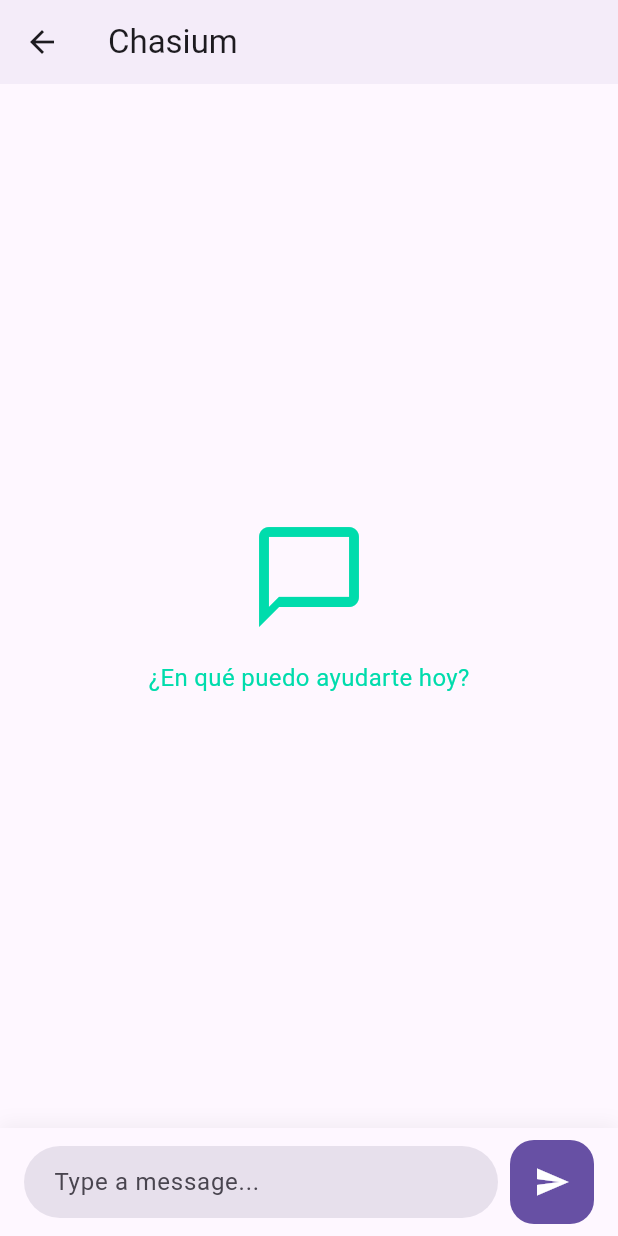
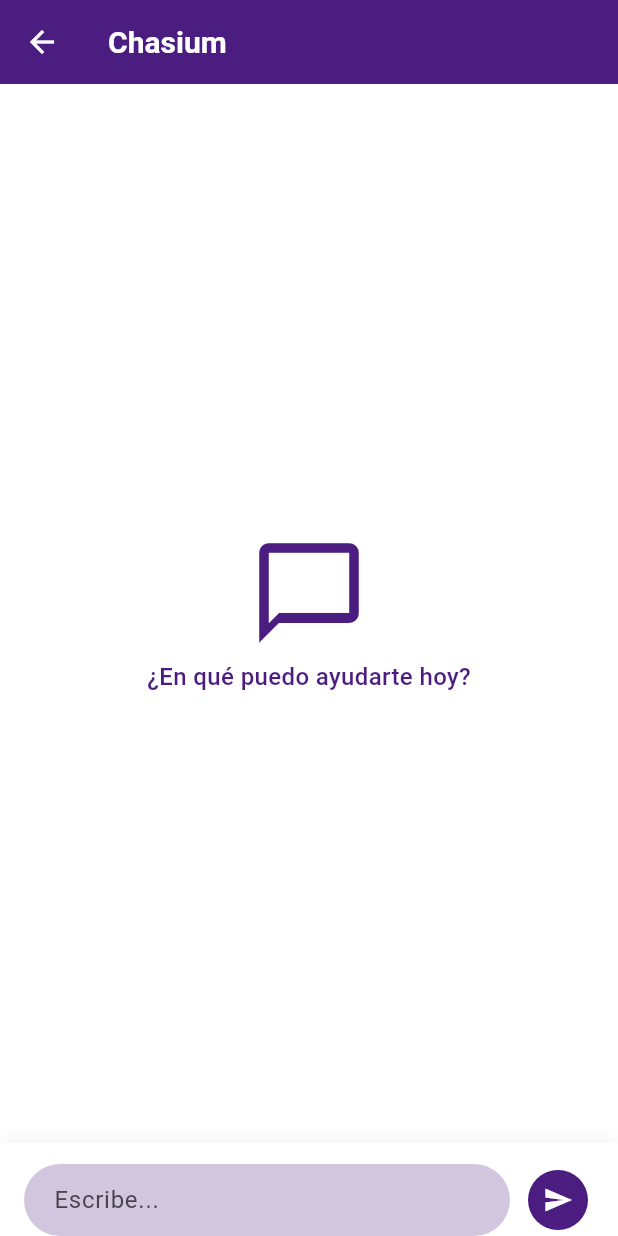
Before and after one commit to DanielAlexander27/hackathon-v2-deuna, a Flutter app: the ChatbotScreen screen opened by its route, on a phone screen of 412 x 824 dp. Run offline on Flutter 3.47's test engine with Material 3 defaults, Android fonts, the phone set to English and light mode, and no system bars; our stand-ins replace flutter_riverpod, go_router, riverpod_annotation; generated files the repository leaves out were written again.

Commit message:
ChatBot Screen modularized.

```diff
--- a/lib/providers/ui/screens/chat_bot/chat_bot_view_model.dart
+++ b/lib/providers/ui/screens/chat_bot/chat_bot_view_model.dart
@@ -16,7 +16,7 @@
     return ChatBotUiState();
   }
 
-  void sendMessage(String input) async {
+  Future<void> sendMessage(String input) async {
     if (input.trim().isEmpty) return;
 
     // Add user message
--- a/lib/ui/screens/chatbot/chatbot_screen.dart
+++ b/lib/ui/screens/chatbot/chatbot_screen.dart
@@ -1,25 +1,13 @@
 import 'package:flutter/material.dart';
 
-import 'package:flutter/material.dart';
 import 'package:flutter_riverpod/flutter_riverpod.dart';
 import 'package:hackathon_v2_deuna/providers/ui/screens/chat_bot/chat_bot_view_model.dart';
+import 'package:hackathon_v2_deuna/ui/screens/chatbot/widgets/chat_messages.dart';
+import 'package:hackathon_v2_deuna/ui/screens/chatbot/widgets/chat_input.dart';
+import 'package:hackathon_v2_deuna/ui/shared/app_bar_title.dart';
+import 'package:hackathon_v2_deuna/ui/styles/app_colors.dart';
 
-import 'widgets/message_bubble.dart';
-
-// class ChatbotScreen extends ConsumerStatefulWidget {
-//   const ChatbotScreen({super.key});
-
-//   @override
-//   ConsumerState<ConsumerStatefulWidget> createState() => _ChatbotScreenState();
-// }
-
-// class _ChatbotScreenState extends ConsumerState<ChatbotScreen> {
-
-//   @override
-//   Widget build(BuildContext context) {
-//     return Container();
-//   }
-// }
+import 'widgets/chasium_thinking.dart';
 
 class ChatbotScreen extends ConsumerStatefulWidget {
   const ChatbotScreen({super.key});
@@ -29,15 +17,54 @@
 }
 
 class _ChatbotScreenState extends ConsumerState<ChatbotScreen> {
-  final TextEditingController _textController = TextEditingController();
-  final ScrollController _scrollController = ScrollController();
+  late final TextEditingController _textController;
+  late final ScrollController _scrollController;
   bool _isTyping = false;
+
+  @override
+  void initState() {
+    super.initState();
+    _textController = TextEditingController();
+    _scrollController = ScrollController();
+  }
 
   @override
   void dispose() {
     _textController.dispose();
     _scrollController.dispose();
     super.dispose();
+  }
+
+  @override
+  Widget build(BuildContext context) {
+    final viewModel = ref.watch(chatBotViewModelProvider.notifier);
+    final state = ref.watch(chatBotViewModelProvider);
+
+    return Scaffold(
+      backgroundColor: Colors.white,
+      appBar: AppBar(
+        backgroundColor: AppColors.purple,
+        foregroundColor: Colors.white,
+        title: const AppBarTitle(text: 'Chasium'),
+      ),
+      body: Column(
+        children: [
+          Expanded(
+            child: ChatMessages(
+              messages: state.messages,
+              controller: _scrollController,
+            ),
+          ),
+          if (_isTyping) ChasiumThinking(),
+          ChatInput(
+            controller: _textController,
+            onMessageSubmitted: (message) {
+              _onMessageSubmitted(message, viewModel);
+            },
+          ),
+        ],
+      ),
+    );
   }
 
   void _scrollToBottom() {
@@ -52,149 +79,19 @@
     });
   }
 
-  void _handleSubmitted(String text) async {
+  void _onMessageSubmitted(
+    String text,
+    ChatBotViewModel chatBotViewModel,
+  ) async {
     if (text.trim().isEmpty) return;
 
     _textController.clear();
-    setState(() {
-      _isTyping = true;
-    });
+    setState(() => _isTyping = true);
 
-    // final chatProvider = Provider.of<ChatProvider>(context, listen: false);
-    // await chatProvider.sendMessage(text);
+    await chatBotViewModel.sendMessage(text);
 
-    setState(() {
-      _isTyping = false;
-    });
+    setState(() => _isTyping = false);
 
     _scrollToBottom();
   }
-
-  @override
-  Widget build(BuildContext context) {
-    final state = ref.watch(chatBotViewModelProvider);
-
-    return Scaffold(
-      appBar: AppBar(
-        title: const Text('Chasium'),
-        centerTitle: false,
-        elevation: 2,
-      ),
-      body: Column(
-        children: [
-          Expanded(
-            child:
-                state.messages.isEmpty
-                    ? Center(
-                      child: Column(
-                        mainAxisAlignment: MainAxisAlignment.center,
-                        children: [
-                          Icon(
-                            Icons.chat_bubble_outline,
-                            size: 80,
-                            color: Color(0xFF00DCAC),
-                          ),
-                          const SizedBox(height: 16),
-                          Text(
-                            '¿En qué puedo ayudarte hoy?',
-                            style: TextStyle(
-                              fontSize: 16,
-                              color: Color(0xFF00DCAC),
-                            ),
-                          ),
-                        ],
-                      ),
-                    )
-                    : ListView.builder(
-                      controller: _scrollController,
-                      padding: const EdgeInsets.all(16),
-                      itemCount: state.messages.length,
-                      itemBuilder: (context, index) {
-                        final message = state.messages[index];
-                        return MessageBubble(
-                          message: message,
-                          isLastMessage:
-                              index == state.messages.length - 1,
-                        );
-                      },
-                    ),
-          ),
-          if (_isTyping)
-            Padding(
-              padding: const EdgeInsets.symmetric(horizontal: 16, vertical: 8),
-              child: Row(
-                mainAxisAlignment: MainAxisAlignment.start,
-                children: [
-                  Container(
-                    padding: const EdgeInsets.all(12),
-                    decoration: BoxDecoration(
-                      color: Color(0xFFDED0F1),
-                      borderRadius: BorderRadius.circular(18),
-                    ),
-                    child: const Row(
-                      children: [
-                        SizedBox(
-                          width: 16,
-                          height: 16,
-                          child: CircularProgressIndicator(strokeWidth: 2),
-                        ),
-                        SizedBox(width: 8),
-                        Text('Chasium esta pensando...'),
-                      ],
-                    ),
-                  ),
-                ],
-              ),
-            ),
-          Container(
-            decoration: BoxDecoration(
-              color: Theme.of(context).colorScheme.surface,
-              boxShadow: [
-                BoxShadow(
-                  color: Colors.black.withOpacity(0.05),
-                  blurRadius: 10,
-                  offset: const Offset(0, -3),
-                ),
-              ],
-            ),
-            padding: const EdgeInsets.symmetric(horizontal: 16, vertical: 8),
-            child: Row(
-              children: [
-                Expanded(
-                  child: TextField(
-                    controller: _textController,
-                    decoration: InputDecoration(
-                      hintText: 'Type a message...',
-                      border: OutlineInputBorder(
-                        borderRadius: BorderRadius.circular(24),
-                        borderSide: BorderSide.none,
-                      ),
-                      filled: true,
-                      fillColor: Theme.of(context).colorScheme.surfaceVariant,
-                      contentPadding: const EdgeInsets.symmetric(
-                        horizontal: 16,
-                        vertical: 12,
-                      ),
-                    ),
-                    textCapitalization: TextCapitalization.sentences,
-                    onSubmitted: _handleSubmitted,
-                  ),
-                ),
-                const SizedBox(width: 8),
-                FloatingActionButton(
-                  onPressed: () => _handleSubmitted(_textController.text),
-                  elevation: 0,
-                  backgroundColor: Theme.of(context).colorScheme.primary,
-                  child: Icon(
-                    Icons.send,
-                    color: Theme.of(context).colorScheme.onPrimary,
-                  ),
-                ),
-              ],
-            ),
-          ),
-        ],
-      ),
-    );
-  }
 }
--- /dev/null
+++ b/lib/ui/screens/chatbot/widgets/chat_input.dart
@@ -0,0 +1,70 @@
+import 'package:flutter/material.dart';
+
+import '../../../styles/app_colors.dart';
+
+class ChatInput extends StatelessWidget {
+  final TextEditingController controller;
+  final void Function(String) onMessageSubmitted;
+
+  const ChatInput({
+    super.key,
+    required this.controller,
+    required this.onMessageSubmitted,
+  });
+
+  @override
+  Widget build(BuildContext context) {
+    return Container(
+      decoration: BoxDecoration(
+        color: Colors.white,
+        boxShadow: [
+          BoxShadow(
+            color: Colors.black.withValues(alpha: .05),
+            blurRadius: 10,
+            offset: const Offset(0, -3),
+          ),
+        ],
+      ),
+      padding: EdgeInsets.only(
+        left: 16,
+        right: 16,
+        top: 14,
+        bottom: MediaQuery.paddingOf(context).bottom,
+      ),
+      child: Row(
+        children: [
+          Expanded(
+            child: TextField(
+              minLines: 1,
+              maxLines: 2,
+              controller: controller,
+              decoration: InputDecoration(
+                hintText: 'Escribe...',
+                border: OutlineInputBorder(
+                  borderRadius: BorderRadius.circular(24),
+                  borderSide: BorderSide.none,
+                ),
+                filled: true,
+                fillColor: AppColors.purple.withValues(alpha: 0.25),
+                contentPadding: const EdgeInsets.symmetric(
+                  horizontal: 16,
+                  vertical: 12,
+                ),
+              ),
+              textCapitalization: TextCapitalization.sentences,
+            ),
+          ),
+          const SizedBox(width: 8),
+          IconButton(
+            style: IconButton.styleFrom(
+              backgroundColor: AppColors.purple,
+              surfaceTintColor: Colors.white,
+            ),
+            onPressed: () => onMessageSubmitted(controller.text),
+            icon: Icon(Icons.send, color: Colors.white, size: 20),
+          ),
+        ],
+      ),
+    );
+  }
+}
--- /dev/null
+++ b/lib/ui/screens/chatbot/widgets/chat_messages.dart
@@ -0,0 +1,60 @@
+import 'package:flutter/material.dart';
+import 'package:hackathon_v2_deuna/ui/screens/chatbot/widgets/message_bubble.dart';
+import 'package:hackathon_v2_deuna/ui/styles/app_colors.dart';
+
+import '../../../../domain/model/message.dart';
+
+class ChatMessages extends StatelessWidget {
+  final List<Message> messages;
+  final ScrollController controller;
+
+  const ChatMessages({
+    super.key,
+    required this.messages,
+    required this.controller,
+  });
+
+  @override
+  Widget build(BuildContext context) {
+    return messages.isEmpty
+        ? _EmptyMessage()
+        : ListView.builder(
+          controller: controller,
+          padding: const EdgeInsets.all(16),
+          itemCount: messages.length,
+          itemBuilder: (context, index) {
+            final message = messages[index];
+
+            return MessageBubble(
+              message: message,
+              isLastMessage: index == messages.length - 1,
+            );
+          },
+        );
+  }
+}
+
+class _EmptyMessage extends StatelessWidget {
+  const _EmptyMessage();
+
+  @override
+  Widget build(BuildContext context) {
+    return Center(
+      child: Column(
+        mainAxisAlignment: MainAxisAlignment.center,
+        children: [
+          Icon(Icons.chat_bubble_outline, size: 80, color: AppColors.purple),
+          const SizedBox(height: 4),
+          Text(
+            '¿En qué puedo ayudarte hoy?',
+            style: TextStyle(
+              fontSize: 16,
+              color: AppColors.purple,
+              fontWeight: FontWeight.w500,
+            ),
+          ),
+        ],
+      ),
+    );
+  }
+}
--- a/lib/ui/screens/future_calculator/widgets/calculator_information.dart
+++ b/lib/ui/screens/future_calculator/widgets/calculator_information.dart
@@ -22,7 +22,7 @@
       child: Column(
         mainAxisAlignment: MainAxisAlignment.center,
         children: [
-          Text('Puedes ahorrar', style: TextStyle(height: 0)),
+          const Text('Puedes ahorrar', style: TextStyle(height: 0)),
           Text(
             '\$${state.total.toStringAsFixed(2)}',
             style: TextStyle(
@@ -84,7 +84,7 @@
               },
             ),
           ),
-          SizedBox(height: 5),
+          const SizedBox(height: 5),
           Row(
             children: [
               _Indicator(color: initialBalanceColor, title: 'Balance Inicial'),
@@ -95,7 +95,7 @@
               ),
             ],
           ),
-          SizedBox(height: 4),
+          const SizedBox(height: 4),
           _Indicator(color: interestEarnedColor, title: 'Interés total'),
         ],
       ),
--- /dev/null
+++ b/lib/ui/shared/app_bar_title.dart
@@ -0,0 +1,15 @@
+import 'package:flutter/material.dart';
+
+class AppBarTitle extends StatelessWidget {
+  final String text;
+
+  const AppBarTitle({super.key, required this.text});
+
+  @override
+  Widget build(BuildContext context) {
+    return Text(
+      text,
+      style: TextStyle(fontWeight: FontWeight.bold, fontSize: 20),
+    );
+  }
+}
```
Also changed, not shown: lib/ui/screens/chatbot/widgets/chasium_thinking.dart (added, +35 -0 lines), lib/ui/screens/chatbot/widgets/message_bubble.dart (+15 -17 lines), lib/ui/screens/future_calculator/future_calculator_screen.dart (+4 -7 lines), lib/providers/ui/screens/chat_bot/chat_bot_view_model.g.dart.
